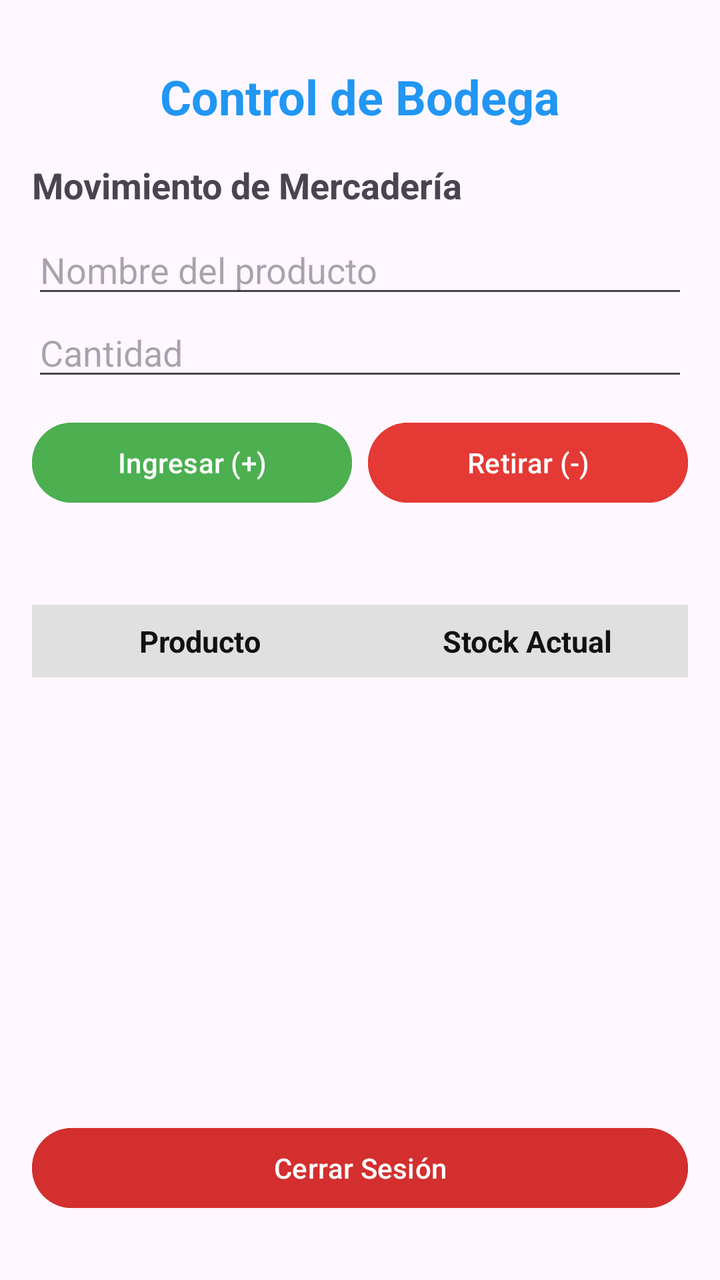
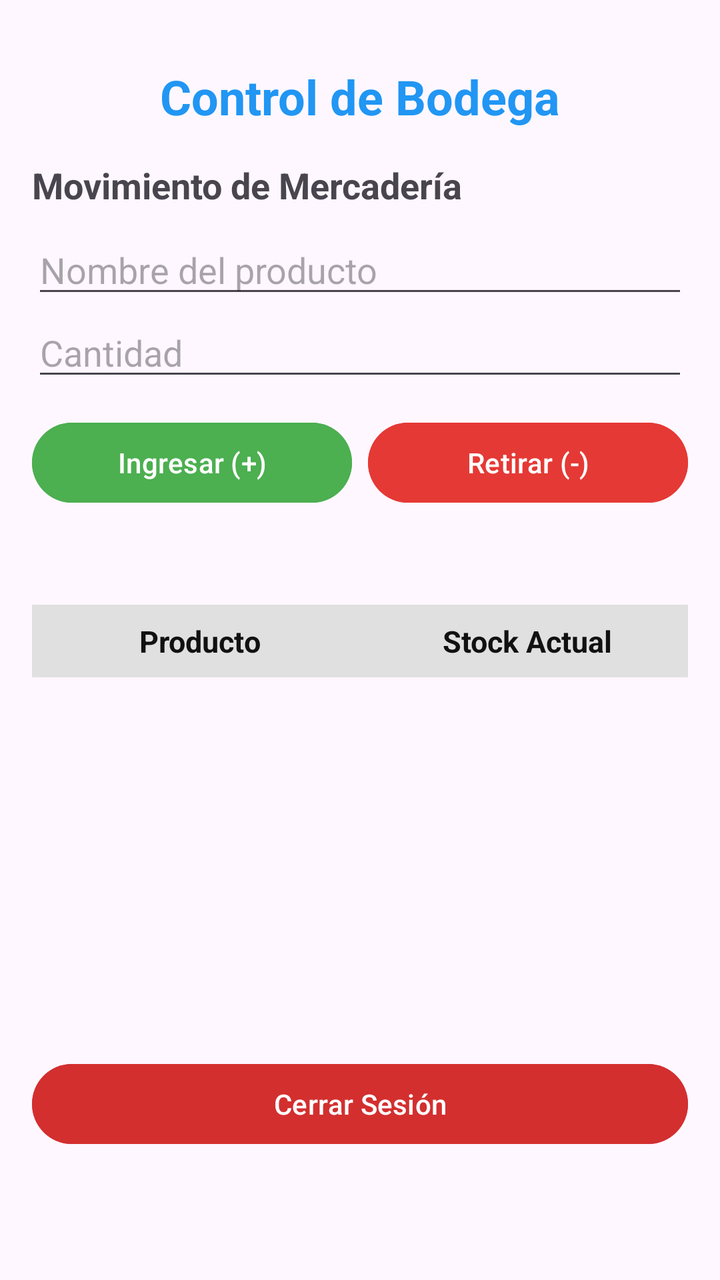

Compare the two renders of this Android layout. The source of the first and the diff that turns it into the second are given below.
<!-- AndroidManifest.xml: application theme Theme.ControlBodega -->
<!-- res/layout/activity_main.xml -->
<?xml version="1.0" encoding="utf-8"?>
<androidx.constraintlayout.widget.ConstraintLayout
    xmlns:android="http://schemas.android.com/apk/res/android"
    xmlns:app="http://schemas.android.com/apk/res-auto"
    android:id="@+id/main"
    android:layout_width="match_parent"
    android:layout_height="match_parent"
    android:padding="16dp">

    <TextView
        android:id="@+id/txtTitulo"
        android:layout_width="wrap_content"
        android:layout_height="wrap_content"
        android:text="Control de Bodega"
        android:textSize="24sp"
        android:textStyle="bold"
        android:textColor="#2196F3"
        android:layout_marginTop="16dp"
        app:layout_constraintTop_toTopOf="parent"
        app:layout_constraintStart_toStartOf="parent"
        app:layout_constraintEnd_toEndOf="parent" />

    <LinearLayout
        android:id="@+id/layoutFormulario"
        android:layout_width="match_parent"
        android:layout_height="wrap_content"
        android:orientation="vertical"
        android:layout_marginTop="16dp"
        app:layout_constraintTop_toBottomOf="@id/txtTitulo"
        app:layout_constraintStart_toStartOf="parent"
        app:layout_constraintEnd_toEndOf="parent">

        <TextView
            android:layout_width="wrap_content"
            android:layout_height="wrap_content"
            android:text="Movimiento de Mercadería"
            android:textStyle="bold"
            android:textSize="18sp"
            android:layout_marginBottom="8dp" />

        <EditText
            android:id="@+id/edtProducto"
            android:layout_width="match_parent"
            android:layout_height="wrap_content"
            android:hint="Nombre del producto"
            android:inputType="text" />

        <EditText
            android:id="@+id/edtCantidad"
            android:layout_width="match_parent"
            android:layout_height="wrap_content"
            android:hint="Cantidad"
            android:inputType="number" />

        <LinearLayout
            android:layout_width="match_parent"
            android:layout_height="wrap_content"
            android:orientation="horizontal"
            android:layout_marginTop="12dp">

            <Button
                android:id="@+id/btnIngresar"
                android:layout_width="0dp"
                android:layout_height="wrap_content"
                android:layout_weight="1"
                android:layout_marginEnd="4dp"
                android:text="Ingresar (+)"
                android:backgroundTint="#4CAF50" />

            <Button
                android:id="@+id/btnRetirar"
                android:layout_width="0dp"
                android:layout_height="wrap_content"
                android:layout_weight="1"
                android:layout_marginStart="4dp"
                android:text="Retirar (-)"
                android:backgroundTint="#E53935" />
        </LinearLayout>

        <TextView
            android:id="@+id/txtMensaje"
            android:layout_width="wrap_content"
            android:layout_height="wrap_content"
            android:textStyle="italic"
            android:layout_marginTop="8dp" />
    </LinearLayout>

    <TableLayout
        android:id="@+id/tableStock"
        android:layout_width="match_parent"
        android:layout_height="wrap_content"
        android:stretchColumns="*"
        android:layout_marginTop="20dp"
        app:layout_constraintTop_toBottomOf="@id/layoutFormulario"
        app:layout_constraintStart_toStartOf="parent"
        app:layout_constraintEnd_toEndOf="parent">

        <TableRow android:background="#E0E0E0" android:padding="8dp">
            <TextView
                android:text="Producto"
                android:textStyle="bold"
                android:textColor="#111111"
                android:textSize="15sp"
                android:gravity="center" />
            <TextView
                android:text="Stock Actual"
                android:textStyle="bold"
                android:textColor="#111111"
                android:textSize="15sp"
                android:gravity="center" />
        </TableRow>

    </TableLayout>

        <Button
        android:id="@+id/btnCerrarSesion"
        android:layout_width="match_parent"
        android:layout_height="wrap_content"
        android:text="Cerrar Sesión"
        android:backgroundTint="#D32F2F"
        android:textColor="#FFFFFF"
        android:layout_marginBottom="16dp"
        app:layout_constraintBottom_toBottomOf="parent"
        app:layout_constraintStart_toStartOf="parent"
        app:layout_constraintEnd_toEndOf="parent" />

</androidx.constraintlayout.widget.ConstraintLayout>
<!-- resources referenced by this layout -->
<resources>
  <style name="Theme.ControlBodega" parent="Base.Theme.ControlBodega" />
  <style name="Base.Theme.ControlBodega" parent="Theme.Material3.DayNight.NoActionBar">
          
          
      </style>
</resources>

<!-- the commit's change to res/layout/activity_main.xml (unified diff, before → after) -->
@@ -112,16 +112,17 @@
 
     </TableLayout>
 
-        <Button
+    <Button
         android:id="@+id/btnCerrarSesion"
         android:layout_width="match_parent"
         android:layout_height="wrap_content"
+        android:layout_marginBottom="48dp"
+        android:backgroundTint="#D32F2F"
         android:text="Cerrar Sesión"
-        android:backgroundTint="#D32F2F"
         android:textColor="#FFFFFF"
-        android:layout_marginBottom="16dp"
         app:layout_constraintBottom_toBottomOf="parent"
-        app:layout_constraintStart_toStartOf="parent"
-        app:layout_constraintEnd_toEndOf="parent" />
+        app:layout_constraintEnd_toEndOf="parent"
+        app:layout_constraintHorizontal_bias="0.0"
+        app:layout_constraintStart_toStartOf="parent" />
 
 </androidx.constraintlayout.widget.ConstraintLayout>
